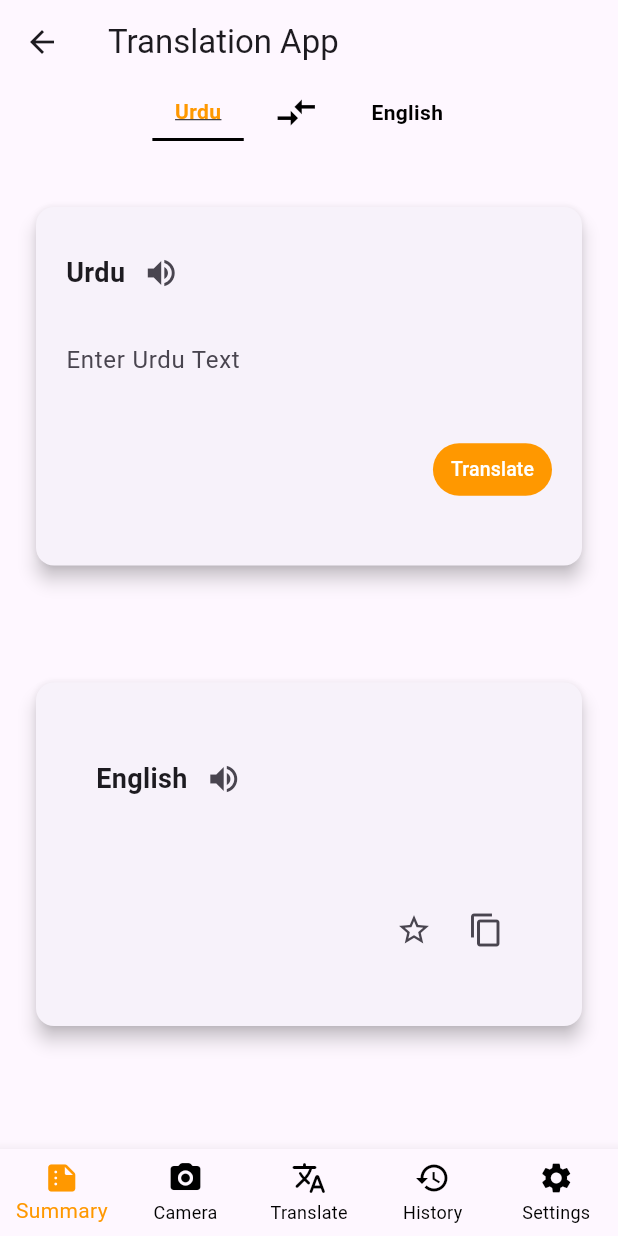
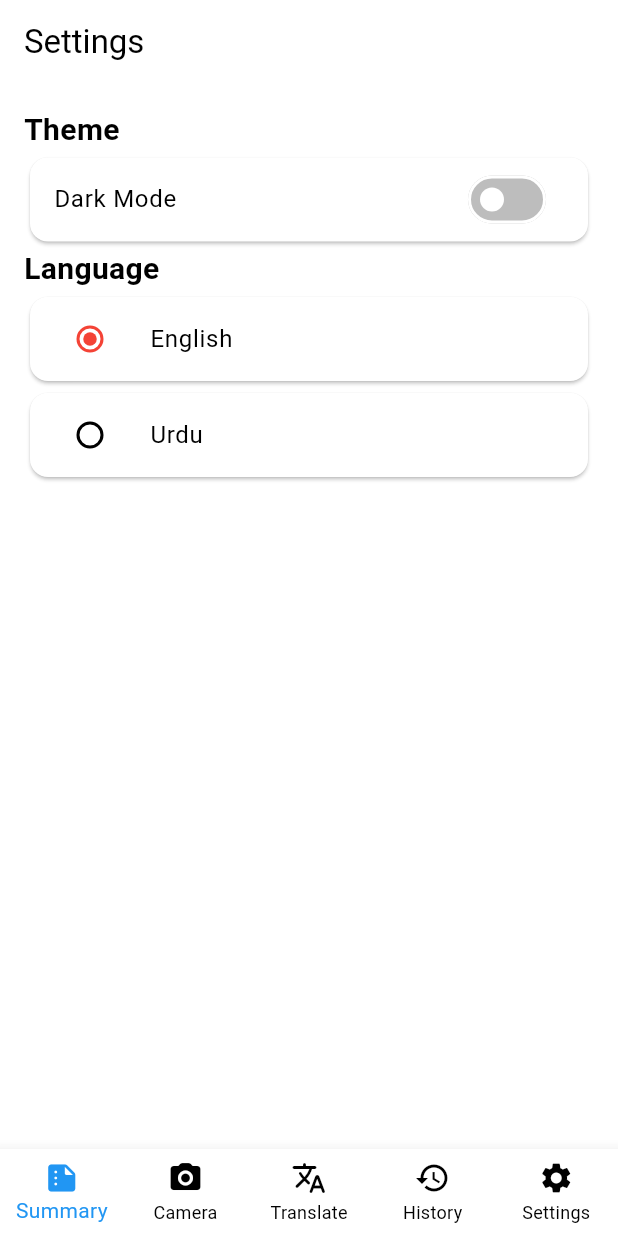
Before and after one commit to Wasiue03/linguotech, a Flutter app: the screen it shows after launch, on a phone screen of 412 x 824 dp. Run offline on Flutter 3.47's test engine with Material 3 defaults, Android fonts, the light colour scheme and no system bars; our stand-ins replace cloud_firestore, file_picker, firebase_auth, firebase_core, flutter_tts, google_sign_in and 2 more; accounts and stored records are empty.

Commit message:
added theme mode and language preferences option

```diff
--- /dev/null
+++ b/lib/Screens/settings/settings.dart
@@ -0,0 +1,92 @@
+import 'package:flutter/material.dart';
+import 'package:provider/provider.dart';
+import 'package:linguotech/services/theme_provider.dart';
+import 'package:linguotech/widgets/Nav_Bar/Navigation_bar.dart';
+
+class SettingsScreen extends StatefulWidget {
+  @override
+  _SettingsScreenState createState() => _SettingsScreenState();
+}
+
+class _SettingsScreenState extends State<SettingsScreen> {
+  @override
+  Widget build(BuildContext context) {
+    bool _isEnglishSelected = true;
+    // Access the DarkThemeProvider instance using Provider.of
+    DarkThemeProvider themeProvider =
+        Provider.of<DarkThemeProvider>(context, listen: false);
+
+    return Scaffold(
+      appBar: AppBar(
+        title: Text('Settings'),
+      ),
+      body: Padding(
+        padding: const EdgeInsets.all(16.0),
+        child: Column(
+          crossAxisAlignment: CrossAxisAlignment.start,
+          children: [
+            Text(
+              'Theme',
+              style: TextStyle(fontSize: 20, fontWeight: FontWeight.bold),
+            ),
+            Card(
+              child: ListTile(
+                title: Text('Dark Mode'),
+                trailing: Switch(
+                  value: themeProvider.darkTheme,
+                  onChanged: (value) {
+                    setState(() {
+                      themeProvider.darkTheme = value;
+                    });
+                  },
+                  inactiveTrackColor:
+                      Colors.grey[400], // Change switch color for white mode
+                ),
+              ),
+            ),
+            Text(
+              'Language',
+              style: TextStyle(fontSize: 20, fontWeight: FontWeight.bold),
+            ),
+            Card(
+              child: ListTile(
+                title: Text('English'),
+                leading: Radio(
+                  value: true,
+                  groupValue: _isEnglishSelected,
+                  onChanged: (value) {
+                    setState(() {
+                      _isEnglishSelected = value!;
+                    });
+                  },
+                ),
+              ),
+            ),
+            Card(
+              child: ListTile(
+                title: Text('Urdu'),
+                leading: Radio(
+                  value: false,
+                  groupValue: _isEnglishSelected,
+                  onChanged: (value) {
+                    setState(() {
+                      _isEnglishSelected = value!;
+                    });
+                  },
+                ),
+              ),
+            ),
+          ],
+        ),
+      ),
+      bottomNavigationBar: CustomBottomNavigationBar(),
+    );
+  }
+
+  // Method to update theme based on selection
+  void _updateTheme(bool isDarkMode) {
+    DarkThemeProvider themeProvider =
+        Provider.of<DarkThemeProvider>(context, listen: false);
+    themeProvider.darkTheme = isDarkMode;
+  }
+}
--- a/lib/main.dart
+++ b/lib/main.dart
@@ -1,36 +1,98 @@
+// import 'package:flutter/material.dart';
+// import 'package:linguotech/Screens/Login/user_login.dart';
+// import 'package:linguotech/Screens/Register_Screen/user_register.dart';
+// import 'package:firebase_core/firebase_core.dart';
+// import 'package:linguotech/Screens/Summarization/summary.dart';
+// import 'package:linguotech/Screens/Translation_Screen/translate.dart';
+// import 'package:linguotech/Screens/settings/settings.dart';
+// import 'package:linguotech/firebase_options.dart';
+// import 'package:linguotech/services/theme_provider.dart';
+// import 'package:shared_preferences/shared_preferences.dart';
+
+// Future main() async {
+//   WidgetsFlutterBinding.ensureInitialized();
+//   await SharedPreferences.getInstance();
+//   getCurrentAppTheme();
+
+//   await Firebase.initializeApp(options: DefaultFirebaseOptions.currentPlatform);
+//   runApp(const MyApp());
+// }
+
+// class MyApp extends StatelessWidget {
+
+//   const MyApp({super.key});
+
+//   @override
+
+//   Widget build(BuildContext context) {
+
+//     DarkThemeProvider themeChangeProvider = new DarkThemeProvider();
+
+//      void getCurrentAppTheme() async {
+//     themeChangeProvider.darkTheme =
+//         await themeChangeProvider.darkThemePreference.getTheme();
+//   }
+//     return MaterialApp(
+//       debugShowCheckedModeBanner: false,
+//       initialRoute: '/',
+//       routes: {
+//         '/': (context) =>
+//             SettingsScreen(), // Replace SignInScreen with your initial screen
+//         '/translation': (context) => TranslationScreen(),
+//         '/login': (context) => SignInScreen(),
+//         '/signup': (context) => RegisterScreen(),
+//         '/summary': (context) => SummaryGeneratorScreen(),
+//       },
+//     );
+//   }
+// }
+
 import 'package:flutter/material.dart';
+import 'package:firebase_core/firebase_core.dart';
+import 'package:provider/provider.dart';
+import 'package:shared_preferences/shared_preferences.dart';
+import 'package:linguotech/services/theme_provider.dart';
 import 'package:linguotech/Screens/Login/user_login.dart';
 import 'package:linguotech/Screens/Register_Screen/user_register.dart';
-import 'package:firebase_core/firebase_core.dart';
 import 'package:linguotech/Screens/Summarization/summary.dart';
 import 'package:linguotech/Screens/Translation_Screen/translate.dart';
+import 'package:linguotech/Screens/settings/settings.dart';
 import 'package:linguotech/firebase_options.dart';
-import 'package:shared_preferences/shared_preferences.dart';
 
-Future main() async {
+void main() async {
   WidgetsFlutterBinding.ensureInitialized();
   await SharedPreferences.getInstance();
-
+  DarkThemeProvider themeChangeProvider = DarkThemeProvider();
+  await themeChangeProvider.darkThemePreference.init();
   await Firebase.initializeApp(options: DefaultFirebaseOptions.currentPlatform);
-  runApp(const MyApp());
+  runApp(MyApp(themeChangeProvider: themeChangeProvider));
 }
 
 class MyApp extends StatelessWidget {
-  const MyApp({super.key});
+  final DarkThemeProvider themeChangeProvider;
+
+  const MyApp({Key? key, required this.themeChangeProvider}) : super(key: key);
 
   @override
   Widget build(BuildContext context) {
+    return ChangeNotifierProvider(
+      create: (_) => themeChangeProvider,
+      child: Consumer<DarkThemeProvider>(
+        builder: (context, themeProvider, _) {
           return MaterialApp(
             debugShowCheckedModeBanner: false,
+            theme: Styles.themeData(themeProvider.darkTheme, context),
             initialRoute: '/',
             routes: {
-        '/': (context) =>
-            TranslationScreen(), // Replace SignInScreen with your initial screen
+              '/': (context) => SettingsScreen(),
               '/translation': (context) => TranslationScreen(),
               '/login': (context) => SignInScreen(),
               '/signup': (context) => RegisterScreen(),
               '/summary': (context) => SummaryGeneratorScreen(),
             },
           );
+        },
+      ),
+    );
   }
 }
--- /dev/null
+++ b/lib/services/theme_provider.dart
@@ -0,0 +1,67 @@
+import 'package:flutter/material.dart';
+
+import 'package:shared_preferences/shared_preferences.dart';
+
+class DarkThemePreference {
+  static const THEME_STATUS = "THEMESTATUS";
+
+  setDarkTheme(bool value) async {
+    SharedPreferences prefs = await SharedPreferences.getInstance();
+    prefs.setBool(THEME_STATUS, value);
+  }
+
+  Future<bool> getTheme() async {
+    SharedPreferences prefs = await SharedPreferences.getInstance();
+    return prefs.getBool(THEME_STATUS) ?? false;
+  }
+
+  init() {}
+}
+
+class DarkThemeProvider with ChangeNotifier {
+  DarkThemePreference darkThemePreference = DarkThemePreference();
+  bool _darkTheme = false;
+
+  bool get darkTheme => _darkTheme;
+
+  set darkTheme(bool value) {
+    _darkTheme = value;
+    darkThemePreference.setDarkTheme(value);
+    notifyListeners();
+  }
+}
+
+class Styles {
+  static ThemeData themeData(bool isDarkTheme, BuildContext context) {
+    Brightness brightness = isDarkTheme ? Brightness.dark : Brightness.light;
+
+    return ThemeData(
+      primaryColor: isDarkTheme ? Colors.black : Colors.white,
+      indicatorColor: isDarkTheme ? Color(0xff0E1D36) : Color(0xffCBDCF8),
+      hintColor: isDarkTheme ? Color(0xff280C0B) : Color(0xffEECED3),
+      highlightColor: isDarkTheme ? Color(0xff372901) : Color(0xffFCE192),
+      hoverColor: isDarkTheme ? Color(0xff3A3A3B) : Color(0xff4285F4),
+      focusColor: isDarkTheme ? Color(0xff0B2512) : Color(0xffA8DAB5),
+      disabledColor: Colors.grey,
+      cardColor: isDarkTheme ? Color(0xFF151515) : Colors.white,
+      canvasColor: isDarkTheme ? Colors.black : Colors.grey[50],
+      brightness: brightness,
+      buttonTheme: ButtonThemeData(
+        buttonColor: isDarkTheme ? Colors.white : Colors.black,
+        textTheme: ButtonTextTheme.primary,
+      ),
+      appBarTheme: AppBarTheme(
+        elevation: 0.0,
+      ),
+      textSelectionTheme: TextSelectionThemeData(
+        selectionColor: isDarkTheme ? Colors.white : Colors.black,
+      ),
+      colorScheme: ColorScheme.fromSwatch(
+        primarySwatch: Colors.red,
+        brightness: brightness,
+      ).copyWith(
+        background: isDarkTheme ? Colors.black : Color(0xffF1F5FB),
+      ),
+    );
+  }
+}
--- a/lib/widgets/Nav_Bar/Navigation_bar.dart
+++ b/lib/widgets/Nav_Bar/Navigation_bar.dart
@@ -1,4 +1,6 @@
 import 'package:flutter/material.dart';
+import 'package:provider/provider.dart';
+import 'package:linguotech/services/theme_provider.dart';
 
 class CustomBottomNavigationBar extends StatefulWidget {
   const CustomBottomNavigationBar({Key? key}) : super(key: key);
@@ -13,10 +15,14 @@
 
   @override
   Widget build(BuildContext context) {
+    final themeProvider = Provider.of<DarkThemeProvider>(context);
+    final isDarkTheme = themeProvider.darkTheme;
+
     return BottomNavigationBar(
       type: BottomNavigationBarType.fixed,
-      selectedItemColor: Colors.orange, // Color for selected item
-      unselectedItemColor: Colors.black, // Color for unselected items
+      selectedItemColor: isDarkTheme ? Colors.orange : Colors.blue,
+      unselectedItemColor: isDarkTheme ? Colors.white : Colors.black,
+      backgroundColor: isDarkTheme ? Colors.black : Colors.white,
       items: [
         BottomNavigationBarItem(
           icon: Icon(Icons.summarize_rounded),
@@ -46,7 +52,6 @@
         });
         navigateTo(index, context);
       },
-      // Disable default BottomNavigationBar's selected item underline
       showSelectedLabels: true,
       showUnselectedLabels: true,
     );
@@ -68,7 +73,7 @@
         Navigator.pushReplacementNamed(context, '/history');
         break;
       case 4:
-        Navigator.pushReplacementNamed(context, '/settings');
+        Navigator.pushReplacementNamed(context, '/');
         break;
       default:
         print('Invalid index');
--- a/lib/widgets/Translate/TranslateBody.dart
+++ b/lib/widgets/Translate/TranslateBody.dart
@@ -12,13 +12,14 @@
 class _TranslateBodyState extends State<TranslateBody> {
   String selectedLanguage = 'Urdu';
   String translatedText = '';
+  bool _isDarkMode = false;
 
   @override
   Widget build(BuildContext context) {
     return Column(
       crossAxisAlignment: CrossAxisAlignment.center,
       children: [
-        LanguageSelector(selectedLanguage, changeLanguage),
+        LanguageSelector(selectedLanguage, changeLanguage, _isDarkMode),
         UrduTextCard(),
         EnglishTextCard(translatedText),
       ],
--- a/lib/widgets/language_selectot.dart
+++ b/lib/widgets/language_selectot.dart
@@ -1,11 +1,12 @@
-// widgets/language_selector.dart
 import 'package:flutter/material.dart';
 
 class LanguageSelector extends StatelessWidget {
   final String selectedLanguage;
   final Function(String) onChangeLanguage;
+  final bool isDarkMode;
 
-  LanguageSelector(this.selectedLanguage, this.onChangeLanguage);
+  LanguageSelector(
+      this.selectedLanguage, this.onChangeLanguage, this.isDarkMode);
 
   @override
   Widget build(BuildContext context) {
@@ -36,7 +37,10 @@
                     style: TextStyle(
                       color: selectedLanguage == 'Urdu'
                           ? Colors.orange
-                          : Colors.black,
+                          : isDarkMode
+                              ? Colors.white
+                              : Colors
+                                  .black, // Adjust label color based on dark mode
                       fontWeight: FontWeight.bold,
                       decoration: selectedLanguage == 'Urdu'
                           ? TextDecoration.underline
@@ -49,7 +53,9 @@
               Icon(
                 Icons.compare_arrows,
                 size: 30,
-                color: Colors.black,
+                color: isDarkMode
+                    ? Colors.white
+                    : Colors.black, // Adjust icon color based on dark mode
               ),
               SizedBox(width: 20),
               GestureDetector(
@@ -73,7 +79,10 @@
                     style: TextStyle(
                       color: selectedLanguage == 'English'
                           ? Colors.orange
-                          : Colors.black,
+                          : isDarkMode
+                              ? Colors.white
+                              : Colors
+                                  .black, // Adjust label color based on dark mode
                       fontWeight: FontWeight.bold,
                       decoration: selectedLanguage == 'English'
                           ? TextDecoration.underline
--- a/pubspec.yaml
+++ b/pubspec.yaml
@@ -52,6 +52,7 @@
   flutter_tts: ^3.8.5
   shared_preferences: ^2.2.2
   open_file: ^3.2.1
+  provider: ^6.1.2
 
 
 dev_dependencies:
```
Also changed, not shown: lib/Screens/Summarization/summary.dart (+18 -7 lines), pubspec.lock, 1 other file. Lines whose indentation alone changed are shown as unchanged.
